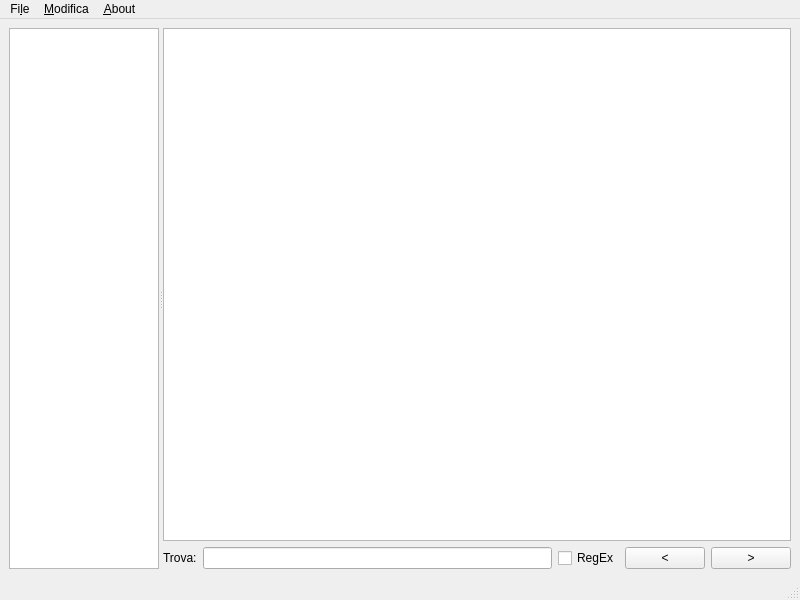
zorbaproject/Bran, file forms/textviewer.ui: the form before one commit.
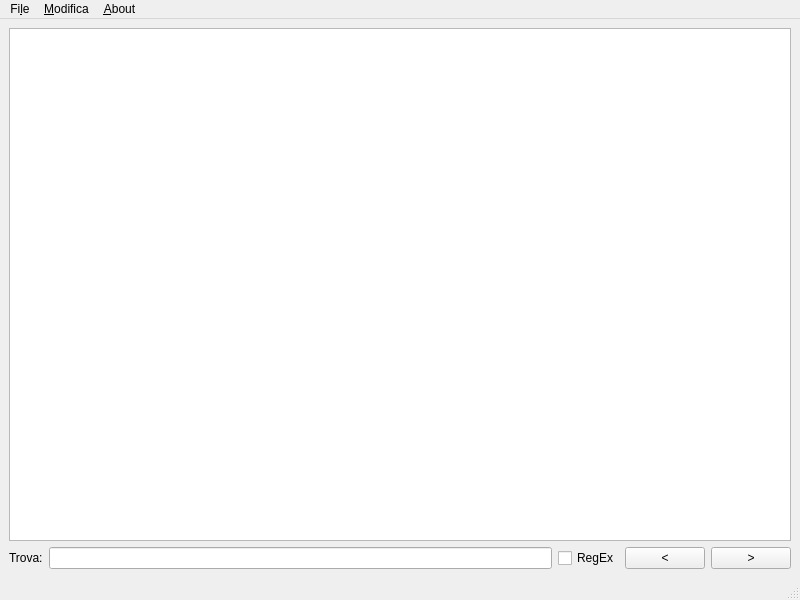
The form after the commit.

Commit message: Visualizzo html in textEdit

Diff of the .ui file:
```diff
--- a/forms/textviewer.ui
+++ b/forms/textviewer.ui
@@ -20,18 +20,14 @@
       <property name="orientation">
        <enum>Qt::Horizontal</enum>
       </property>
-      <widget class="QListWidget" name="filelist">
-       <property name="maximumSize">
-        <size>
-         <width>150</width>
-         <height>16777215</height>
-        </size>
-       </property>
-      </widget>
       <widget class="QWidget" name="verticalLayoutWidget">
        <layout class="QVBoxLayout" name="verticalLayout_2">
         <item>
-         <widget class="QTextEdit" name="textEdit"/>
+         <widget class="QTextEdit" name="textEdit">
+          <property name="readOnly">
+           <bool>true</bool>
+          </property>
+         </widget>
         </item>
         <item>
          <layout class="QHBoxLayout" name="horizontalLayout">
```
Left out of the diff: 2 changed lines with no effect on the pictures. The commit also changes 2 other files.
